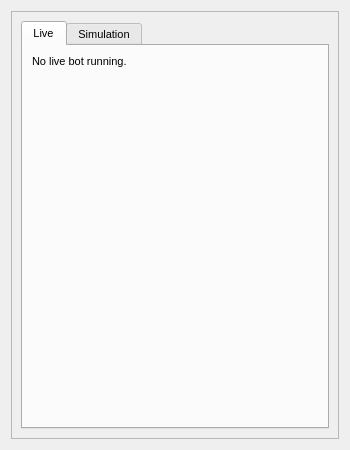
Before: the Qt Designer form UI/statistics.ui in ZENALC/algobot, drawn with Qt 5.
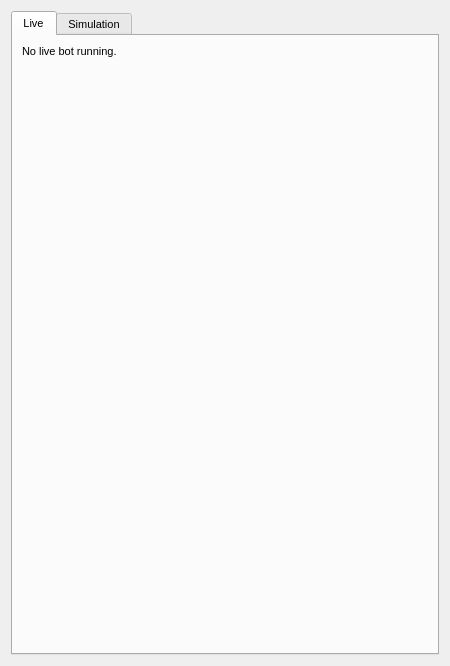
After: the same form once the commit is applied.

Commit message: remove redundant scroll from ui

```diff
--- a/UI/statistics.ui
+++ b/UI/statistics.ui
@@ -6,8 +6,8 @@
    <rect>
     <x>0</x>
     <y>0</y>
-    <width>350</width>
-    <height>450</height>
+    <width>450</width>
+    <height>666</height>
    </rect>
   </property>
   <property name="sizePolicy">
@@ -37,22 +37,7 @@
    <string>Statistics</string>
   </property>
   <layout class="QGridLayout" name="gridLayout_2">
-   <item row="0" column="0">
-    <widget class="QScrollArea" name="scrollArea">
-     <property name="widgetResizable">
-      <bool>true</bool>
-     </property>
-     <widget class="QWidget" name="scrollAreaWidgetContents">
-      <property name="geometry">
-       <rect>
-        <x>0</x>
-        <y>0</y>
-        <width>330</width>
-        <height>430</height>
-       </rect>
-      </property>
-      <layout class="QGridLayout" name="gridLayout">
-       <item row="0" column="0">
+   <item row="0" column="1">
         <widget class="QTabWidget" name="statisticsTabWidget">
          <property name="currentIndex">
           <number>0</number>
@@ -87,10 +72,6 @@
              <property name="alignment">
               <set>Qt::AlignLeading|Qt::AlignLeft|Qt::AlignTop</set>
              </property>
-            </widget>
-           </item>
-          </layout>
-         </widget>
         </widget>
        </item>
       </layout>
```
Lines whose indentation alone changed are shown as unchanged.
